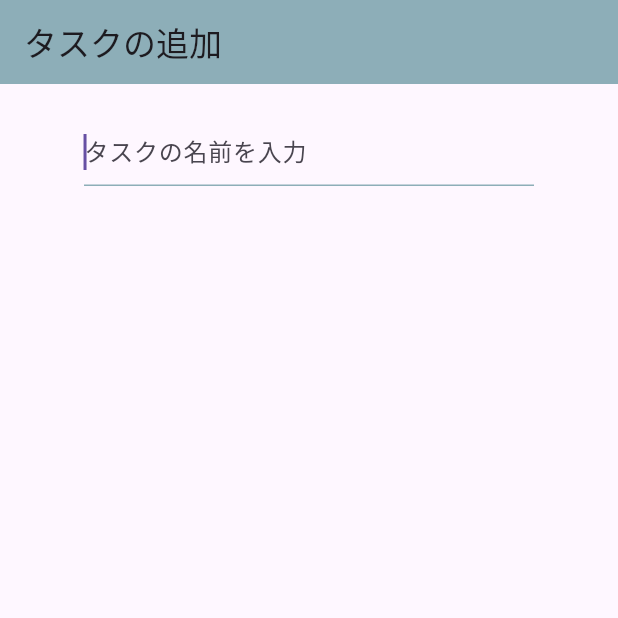
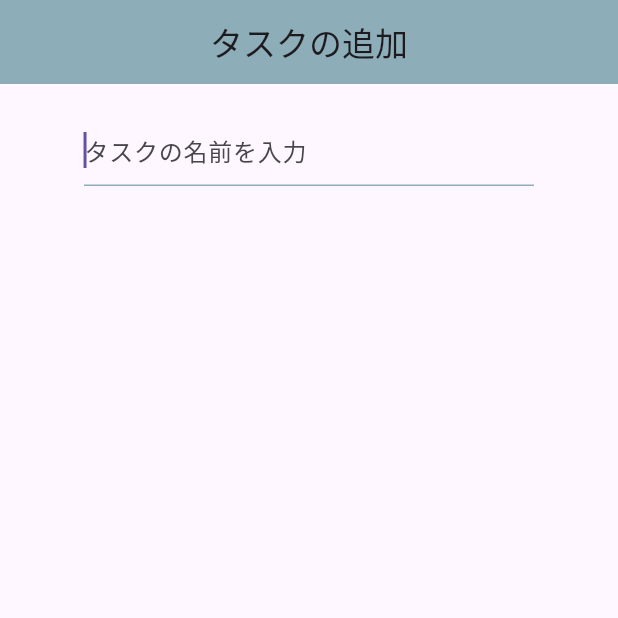
Before and after one commit to micomi-app/MicoMi, a Flutter app: the screen it shows after launch, after a tap on "タスクを追加", on a phone screen of 412 x 824 dp, the top half of it. Run offline on Flutter 3.47's test engine with Material 2 defaults, Android fonts, the phone set to English and light mode, and no system bars; our stand-ins replace table_calendar, vibration.

Commit message:
漢字の一部が正しく表示されていなかったのでフォントを変更

```diff
--- a/lib/add_task.dart
+++ b/lib/add_task.dart
@@ -11,15 +11,18 @@ class AddTask extends StatelessWidget {
           primaryColor: const Color(0xff8daeb8),
           brightness: Brightness.light,
           useMaterial3: true,
+          fontFamily: "Noto Sans JP"
         ),
         darkTheme: ThemeData(
           primaryColor: const Color(0xff4e7682),
           brightness: Brightness.dark,
           useMaterial3: true,
+            fontFamily: "Noto Sans JP"
         ),
         themeMode: ThemeMode.system,
         home: Scaffold(
           appBar: AppBar(
+            centerTitle: true,
             backgroundColor: Theme.of(context).primaryColor,
             title: const Text("タスクの追加"),
           ),
--- a/lib/main.dart
+++ b/lib/main.dart
@@ -19,11 +19,13 @@ class MicoMiMain extends StatelessWidget {
         primaryColor: const Color(0xff8daeb8),
         brightness: Brightness.light,
         useMaterial3: true,
+        fontFamily: "Noto Sans JP",
       ),
       darkTheme: ThemeData(
         primaryColor: const Color(0xff4e7682),
         brightness: Brightness.dark,
         useMaterial3: true,
+        fontFamily: "Noto Sans JP",
       ),
       themeMode: ThemeMode.system,
       home: const MicoMiMainPage(title: 'MicoMi'),
@@ -48,6 +50,7 @@ class CalendarPage extends State<MicoMiMainPage> {
   Widget build(BuildContext context) {
     return Scaffold(
       appBar: AppBar(
+        centerTitle: true,
         backgroundColor: Theme.of(context).primaryColor,
         title: Text(widget.title),
       ),
--- a/pubspec.yaml
+++ b/pubspec.yaml
@@ -60,6 +60,10 @@ flutter:
   # included with your application, so that you can use the icons in
   # the material Icons class.
   uses-material-design: true
+  fonts:
+    - family: Noto Sans JP
+      fonts:
+        - asset: fonts/NotoSansJP-Regular.ttf
 
   # To add assets to your application, add an assets section, like this:
   # assets:
```
Also changed, not shown: 1 other file.
